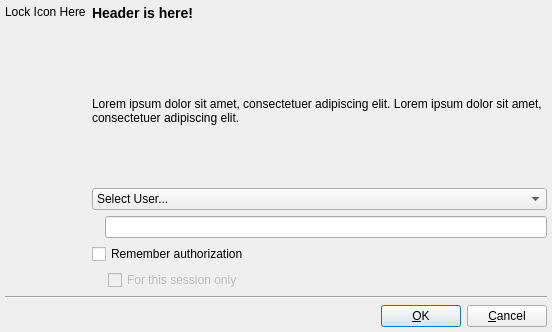
Above: authdialogui.ui from KDE/polkit-kde-agent-1 before the change. Below: the same form after it.
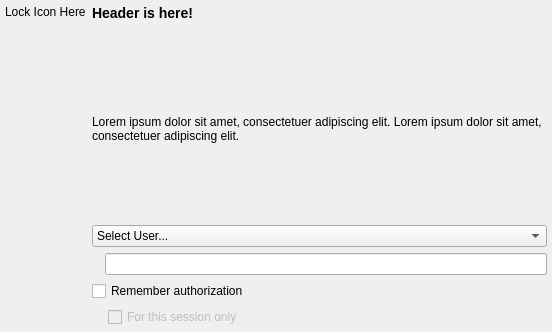
That is the form after the change. Custom widgets are drawn as their Qt base class.

Commit message: slightly nicer dialog. just when I learned about KPasswordEdit.. I'll switch to that one tomorrow.

```diff
--- a/authdialogui.ui
+++ b/authdialogui.ui
@@ -1,6 +1,6 @@
 <ui version="4.0" >
  <class>AuthDialogUI</class>
- <widget class="QDialog" name="AuthDialogUI" >
+ <widget class="QWidget" name="AuthDialogUI" >
   <property name="geometry" >
    <rect>
     <x>0</x>
@@ -12,9 +12,6 @@
   <property name="windowTitle" >
    <string>Authentication Required</string>
   </property>
-  <property name="sizeGripEnabled" >
-   <bool>false</bool>
-  </property>
   <layout class="QGridLayout" >
    <property name="margin" >
     <number>5</number>
@@ -120,80 +117,6 @@
      </item>
     </layout>
    </item>
-   <item row="5" column="0" colspan="2" >
-    <layout class="QHBoxLayout" >
-     <property name="spacing" >
-      <number>6</number>
-     </property>
-     <item>
-      <spacer name="Horizontal Spacing2" >
-       <property name="orientation" >
-        <enum>Qt::Horizontal</enum>
-       </property>
-       <property name="sizeType" >
-        <enum>QSizePolicy::Expanding</enum>
-       </property>
-       <property name="sizeHint" stdset="0" >
-        <size>
-         <width>267</width>
-         <height>20</height>
-        </size>
-       </property>
-      </spacer>
-     </item>
-     <item>
-      <widget class="QPushButton" name="pbOK" >
-       <property name="sizePolicy" >
-        <sizepolicy vsizetype="Fixed" hsizetype="Minimum" >
-         <horstretch>0</horstretch>
-         <verstretch>0</verstretch>
-        </sizepolicy>
-       </property>
-       <property name="text" >
-        <string>&amp;OK</string>
-       </property>
-       <property name="shortcut" >
-        <string>Alt+O</string>
-       </property>
-       <property name="autoDefault" >
-        <bool>true</bool>
-       </property>
-       <property name="default" >
-        <bool>true</bool>
-       </property>
-      </widget>
-     </item>
-     <item>
-      <widget class="QPushButton" name="pbCancel" >
-       <property name="sizePolicy" >
-        <sizepolicy vsizetype="Fixed" hsizetype="Minimum" >
-         <horstretch>0</horstretch>
-         <verstretch>0</verstretch>
-        </sizepolicy>
-       </property>
-       <property name="text" >
-        <string>&amp;Cancel</string>
-       </property>
-       <property name="shortcut" >
-        <string>Ctrl+S</string>
-       </property>
-       <property name="autoDefault" >
-        <bool>true</bool>
-       </property>
-      </widget>
-     </item>
-    </layout>
-   </item>
-   <item row="4" column="0" colspan="2" >
-    <widget class="Line" name="line" >
-     <property name="frameShape" >
-      <enum>QFrame::HLine</enum>
-     </property>
-     <property name="frameShadow" >
-      <enum>QFrame::Sunken</enum>
-     </property>
-    </widget>
-   </item>
    <item row="1" column="1" >
     <widget class="KComboBox" name="cbUsers" >
      <property name="toolTip" >
```
Left out of the diff: 34 changed lines with no effect on the pictures. The commit also changes 3 other files.
